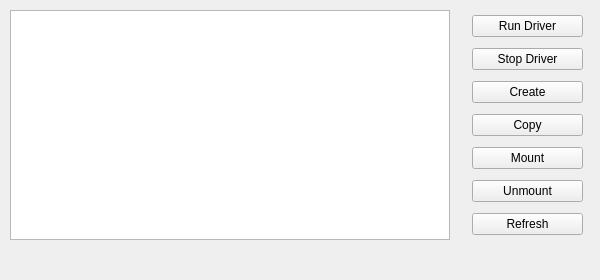
dumitory-dev/VED, file ved/UserPrograms/GUI no connect/mainwindow.ui: the form before one commit.
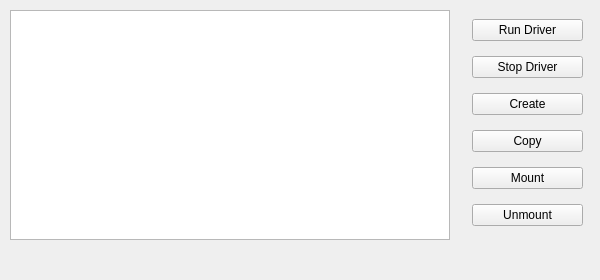
The form after the commit.

The edit to the form file:
```diff
--- a/ved/UserPrograms/GUI no connect/mainwindow.ui
+++ b/ved/UserPrograms/GUI no connect/mainwindow.ui
@@ -136,13 +136,6 @@
        </property>
       </widget>
      </item>
-     <item>
-      <widget class="QPushButton" name="Refresh">
-       <property name="text">
-        <string>Refresh</string>
-       </property>
-      </widget>
-     </item>
     </layout>
    </widget>
   </widget>
```
Left out of the diff: 2 changed lines with no effect on the pictures.
